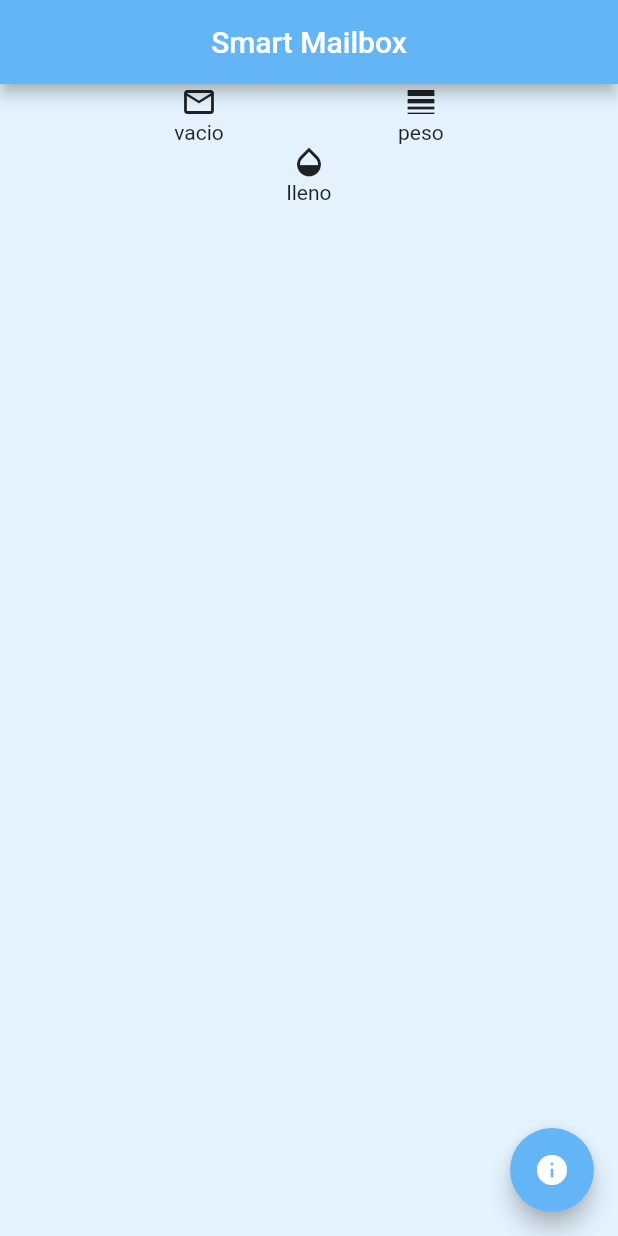
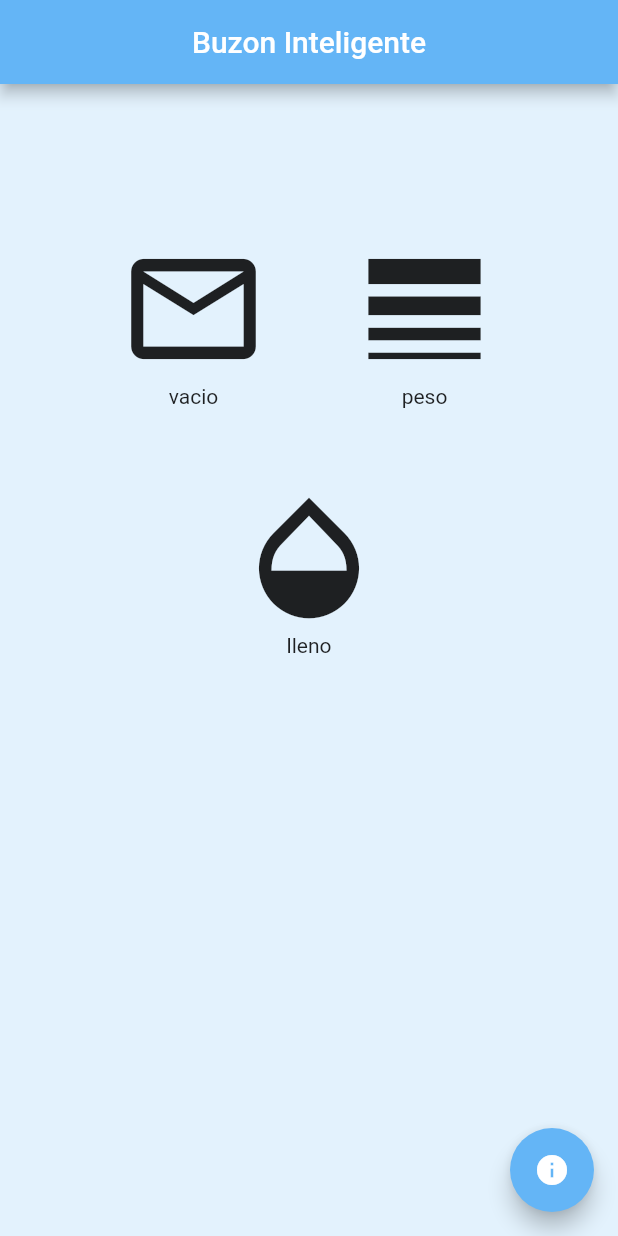
Before and after one commit to Xvimnt/SmartIOTFlutterApp, a Flutter app: the screen it shows after launch, on a phone screen of 412 x 824 dp. Run offline on Flutter 3.47's test engine with Material 2 defaults, Android fonts, the phone set to English and light mode, and no system bars.

Commit message:
Added parameters

```diff
--- a/lib/main.dart
+++ b/lib/main.dart
@@ -1,57 +1,4 @@
 import 'package:flutter/material.dart';
+import 'package:smart_mailbox/pages/menu.dart';
 
 void main() => runApp(MaterialApp(home: Home()));
-
-class Home extends StatelessWidget {
-  @override
-  Widget build(BuildContext context) {
-    return Scaffold(
-      appBar: AppBar(
-        title: Text('Smart Mailbox'),
-        centerTitle: true,
-        backgroundColor: Colors.blue[300],
-      ),
-      backgroundColor: Colors.blue[50],
-      body: Column(
-        children: <Widget>[
-          Row(
-            mainAxisAlignment: MainAxisAlignment.spaceEvenly,
-            children: <Widget>[
-              Row(
-                children: <Widget>[
-                  Column(
-                    children: <Widget>[Icon(Icons.mail_outline), Text('vacio')],
-                  )
-                ],
-              ),
-              Row(
-                children: <Widget>[
-                  Column(
-                    children: <Widget>[Icon(Icons.line_weight), Text('peso')],
-                  )
-                ],
-              ),
-            ],
-          ),
-          Row(
-            mainAxisAlignment: MainAxisAlignment.spaceEvenly,
-            children: <Widget>[
-              Row(
-                children: <Widget>[
-                  Column(
-                    children: <Widget>[Icon(Icons.opacity), Text('lleno')],
-                  )
-                ],
-              ),
-            ],
-          ),
-        ],
-      ),
-      floatingActionButton: FloatingActionButton(
-        child: Icon(Icons.info),
-        onPressed: () {},
-        backgroundColor: Colors.blue[300],
-      ),
-    );
-  }
-}
--- /dev/null
+++ b/lib/pages/menu.dart
@@ -0,0 +1,88 @@
+import 'package:flutter/material.dart';
+
+class Home extends StatefulWidget {
+  @override
+  _HomeState createState() => _HomeState();
+}
+
+class _HomeState extends State<Home> {
+
+  bool hasSomething;
+  int weight, waterLevel;
+
+  @override
+  Widget build(BuildContext context) {
+    return Scaffold(
+      appBar: AppBar(
+        title: Text('Buzon Inteligente'),
+        centerTitle: true,
+        backgroundColor: Colors.blue[300],
+      ),
+      backgroundColor: Colors.blue[50],
+      body: Padding(
+        padding: EdgeInsets.symmetric(vertical: 100, horizontal: 25),
+        child: Column(
+          children: <Widget>[
+            Row(
+              mainAxisAlignment: MainAxisAlignment.spaceEvenly,
+              children: <Widget>[
+                Row(
+                  children: <Widget>[
+                    Column(
+                      children: <Widget>[
+                        Icon(
+                          Icons.mail_outline,
+                          size: 100,
+                        ),
+                        Text('vacio')
+                      ],
+                    )
+                  ],
+                ),
+                Row(
+                  children: <Widget>[
+                    Column(
+                      children: <Widget>[
+                        Icon(
+                          Icons.line_weight,
+                          size: 100,
+                        ),
+                        Text('peso')
+                      ],
+                    )
+                  ],
+                ),
+              ],
+            ),
+            Padding(
+              padding: EdgeInsets.all(50),
+              child: Row(
+                mainAxisAlignment: MainAxisAlignment.spaceEvenly,
+                children: <Widget>[
+                  Row(
+                    children: <Widget>[
+                      Column(
+                        children: <Widget>[
+                          Icon(
+                            Icons.opacity,
+                            size: 100,
+                          ),
+                          Text('lleno')
+                        ],
+                      )
+                    ],
+                  ),
+                ],
+              ),
+            )
+          ],
+        ),
+      ),
+      floatingActionButton: FloatingActionButton(
+        child: Icon(Icons.info),
+        onPressed: () {},
+        backgroundColor: Colors.blue[300],
+      ),
+    );
+  }
+}
```
